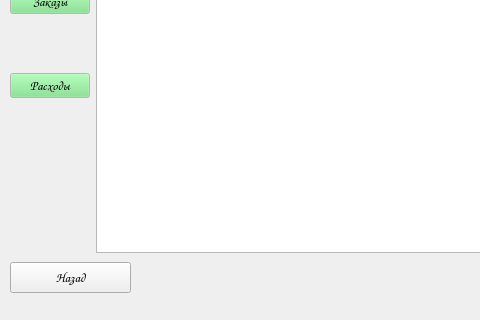
Above: forms/admin.ui from AllaKzm/Praktic before the change; both pictures show x 0 to 480 and y 258 to 578 of the 800 by 578 pixel window. Below: the same form after it.
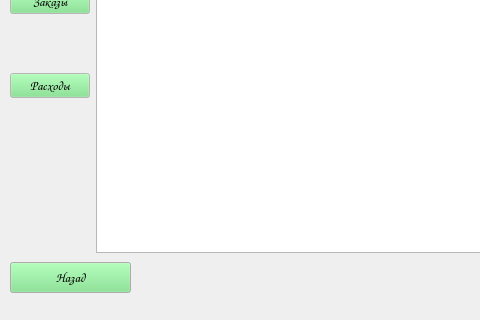
That is the form after the change.

What changed in the file:
```diff
--- a/forms/admin.ui
+++ b/forms/admin.ui
@@ -23,6 +23,43 @@
       <height>31</height>
      </rect>
     </property>
+    <property name="palette">
+     <palette>
+      <active>
+       <colorrole role="Button">
+        <brush brushstyle="SolidPattern">
+         <color alpha="255">
+          <red>118</red>
+          <green>227</green>
+          <blue>131</blue>
+         </color>
+        </brush>
+       </colorrole>
+      </active>
+      <inactive>
+       <colorrole role="Button">
+        <brush brushstyle="SolidPattern">
+         <color alpha="255">
+          <red>118</red>
+          <green>227</green>
+          <blue>131</blue>
+         </color>
+        </brush>
+       </colorrole>
+      </inactive>
+      <disabled>
+       <colorrole role="Button">
+        <brush brushstyle="SolidPattern">
+         <color alpha="255">
+          <red>118</red>
+          <green>227</green>
+          <blue>131</blue>
+         </color>
+        </brush>
+       </colorrole>
+      </disabled>
+     </palette>
+    </property>
     <property name="font">
      <font>
       <family>Comic Sans MS</family>
```
